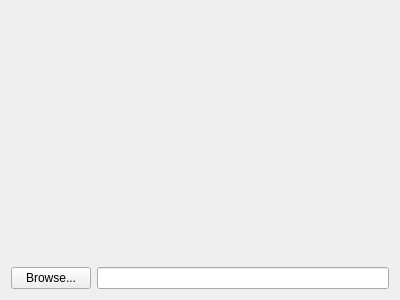
coltoncandy/Image-Generator-Wizard, file ImageWizard/selectdestination.ui: the form before one commit.
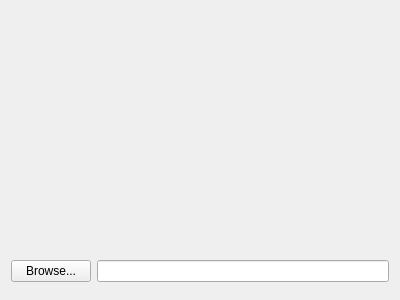
The form after the commit.

Commit message: Added bottom spacing to select destination, so when switching from background selection the browse bar doesn't move down.

```diff
--- a/ImageWizard/selectdestination.ui
+++ b/ImageWizard/selectdestination.ui
@@ -79,6 +79,19 @@
      </item>
     </layout>
    </item>
+   <item>
+    <spacer name="horizontalSpacer">
+     <property name="orientation">
+      <enum>Qt::Horizontal</enum>
+     </property>
+     <property name="sizeHint" stdset="0">
+      <size>
+       <width>40</width>
+       <height>7</height>
+      </size>
+     </property>
+    </spacer>
+   </item>
   </layout>
  </widget>
  <resources/>
```
